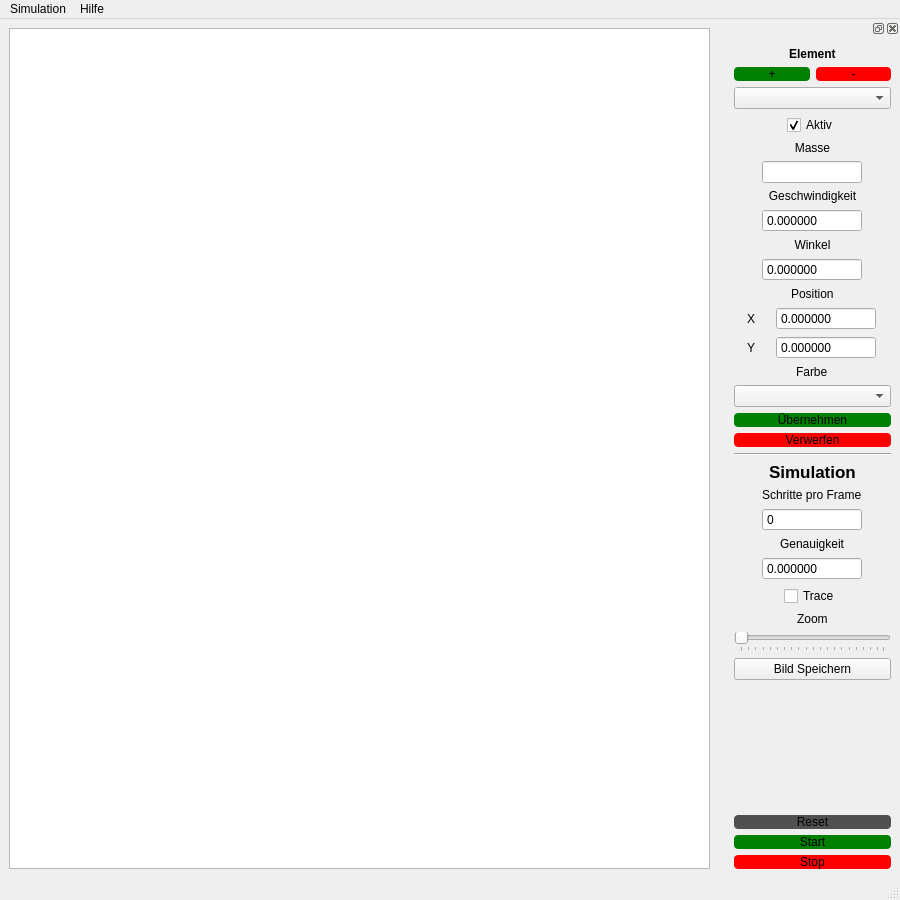
First picture: the form in ui_Main_Window.ui, repository Corvus-XOS/Gravitationssimulation, before the edit.
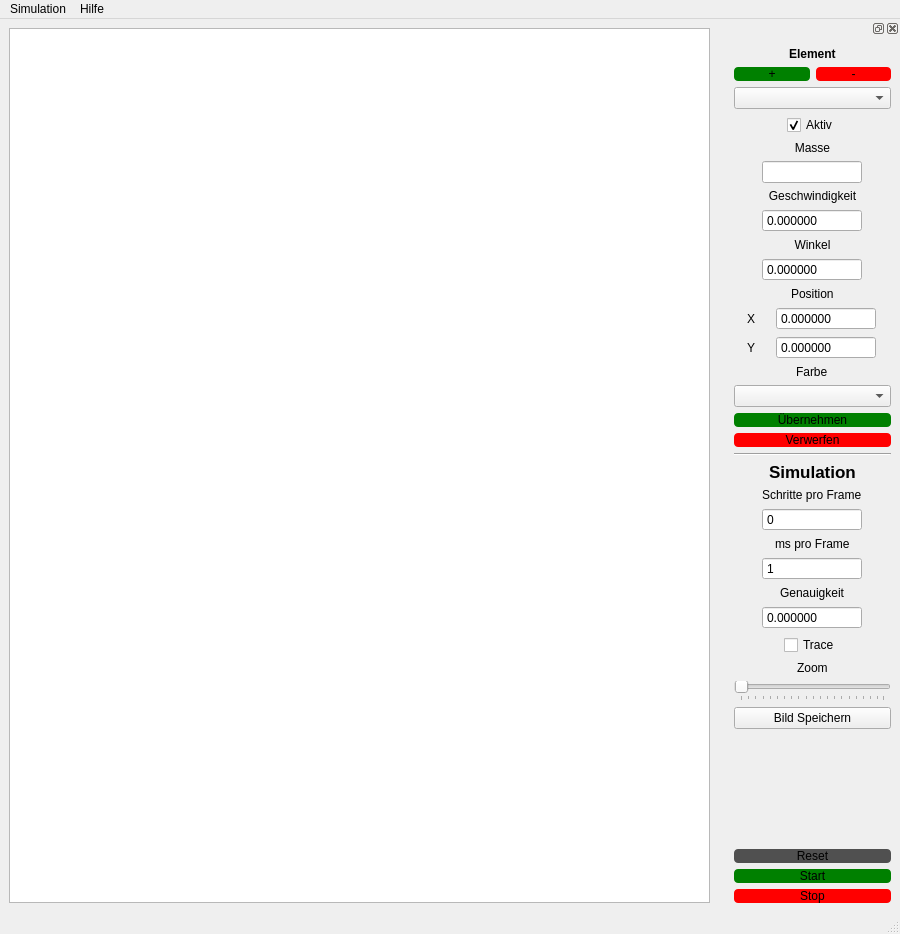
Second picture: the form after the edit. Icons and pictures are not drawn.

Commit message: Simulationsgeschwindigkeit kann jetzt in ms pro Frame angepasst werden

```diff
--- a/ui_Main_Window.ui
+++ b/ui_Main_Window.ui
@@ -7,7 +7,7 @@
     <x>0</x>
     <y>0</y>
     <width>900</width>
-    <height>900</height>
+    <height>934</height>
    </rect>
   </property>
   <property name="minimumSize">
@@ -46,7 +46,7 @@
    <property name="minimumSize">
     <size>
      <width>175</width>
-     <height>826</height>
+     <height>880</height>
     </size>
    </property>
    <property name="maximumSize">
@@ -435,6 +435,38 @@
          </property>
         </widget>
        </item>
+       <item alignment="Qt::AlignmentFlag::AlignHCenter">
+        <widget class="QLabel" name="label">
+         <property name="text">
+          <string>ms pro Frame</string>
+         </property>
+        </widget>
+       </item>
+       <item alignment="Qt::AlignmentFlag::AlignHCenter">
+        <widget class="QSpinBox" name="spinSPF">
+         <property name="minimumSize">
+          <size>
+           <width>100</width>
+           <height>0</height>
+          </size>
+         </property>
+         <property name="maximumSize">
+          <size>
+           <width>100</width>
+           <height>16777215</height>
+          </size>
+         </property>
+         <property name="buttonSymbols">
+          <enum>QAbstractSpinBox::ButtonSymbols::NoButtons</enum>
+         </property>
+         <property name="minimum">
+          <number>1</number>
+         </property>
+         <property name="maximum">
+          <number>1000000000</number>
+         </property>
+        </widget>
+       </item>
        <item alignment="Qt::AlignmentFlag::AlignHCenter">
         <widget class="QLabel" name="labelAccuracy">
          <property name="text">
```
The commit also changes 2 other files.
